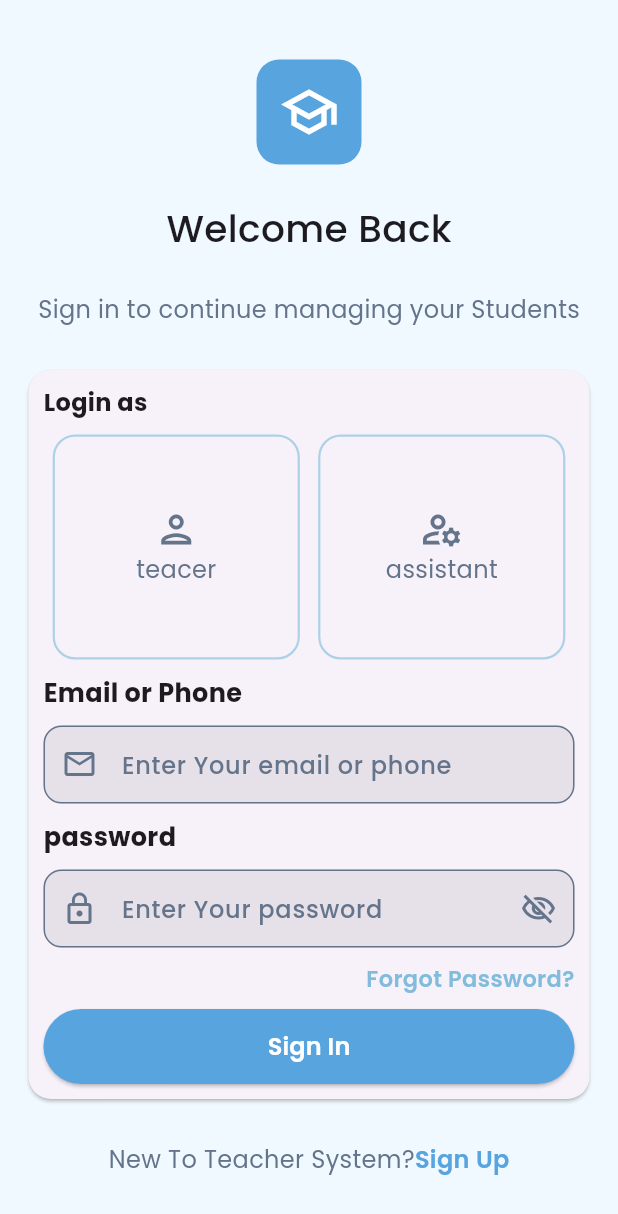
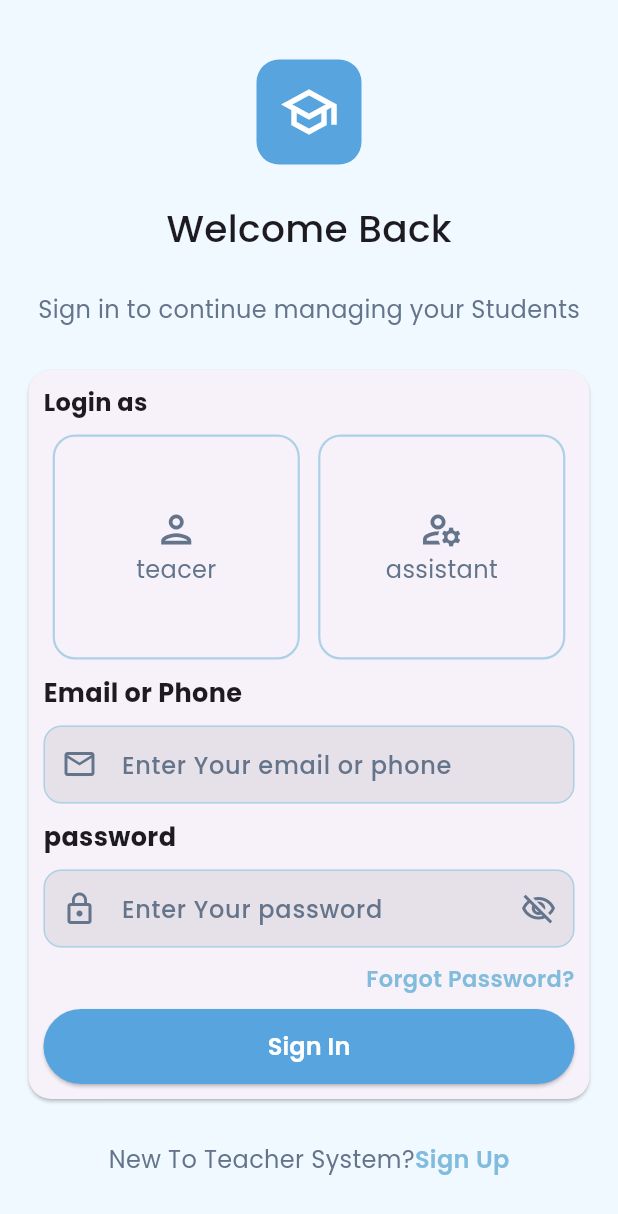
Before and after one commit to amrelmaadawy/teacher-system, a Flutter app: the screen it shows after launch, on a phone screen of 412 x 824 dp. Shown: the top 1214 px of the screen. Run offline on Flutter 3.47's test engine with Material 3 defaults, Android fonts, the phone set to English and light mode, and no system bars.

Commit message:
make file to the colors  to be reusable and store it in utils

```diff
--- /dev/null
+++ b/lib/core/utils/app_colors.dart
@@ -0,0 +1,8 @@
+import 'package:flutter/material.dart';
+
+final lightScaffoldcolor = Color(0xfff0f9ff);
+final lightBottonColor = Color(0xff57a4df);
+final lightSubTextColor = Color(0xff64748b);
+final lightTextBottonColor = Color(0xff82bcdd);
+final lightBordersColor = Color(0xffadd1e6);
+final lightWhiteColor = Colors.white;
--- a/lib/features/auth/presentation/views/login_view.dart
+++ b/lib/features/auth/presentation/views/login_view.dart
@@ -1,4 +1,5 @@
 import 'package:flutter/material.dart';
+import 'package:teacher_system/core/utils/app_colors.dart';
 import 'package:teacher_system/features/auth/presentation/widgets/custom_login_person.dart';
 import 'package:teacher_system/features/auth/presentation/widgets/custom_text_form_field.dart';
 
@@ -16,7 +17,6 @@ class _LoginViewState extends State<LoginView> {
   @override
   Widget build(BuildContext context) {
     return Scaffold(
-      backgroundColor: Color(0xfff0f9ff),
       body: SafeArea(
         child: Center(
           child: Padding(
@@ -28,12 +28,12 @@ class _LoginViewState extends State<LoginView> {
                   width: 70,
                   height: 70,
                   decoration: BoxDecoration(
-                    color: Color(0xff57a4df),
+                    color: lightBottonColor,
                     borderRadius: BorderRadius.circular(15),
                   ),
                   child: Icon(
                     Icons.school_outlined,
-                    color: Colors.white,
+                    color: lightWhiteColor,
                     size: 40,
                   ),
                 ),
@@ -44,7 +44,7 @@ class _LoginViewState extends State<LoginView> {
                 Text(
                   'Sign in to continue managing your Students',
 
-                  style: TextStyle(fontSize: 16, color: Color(0xff64748b)),
+                  style: TextStyle(fontSize: 16, color: lightSubTextColor),
                 ),
                 Card(
                   shape: RoundedRectangleBorder(
@@ -81,7 +81,7 @@ class _LoginViewState extends State<LoginView> {
                         CustomTextFormField(
                           prefixIcon: Icon(
                             Icons.email_outlined,
-                            color: Color(0xff64748b),
+                            color: lightSubTextColor,
                           ),
                           controller: emailController,
                           text: 'Email or Phone',
@@ -96,11 +96,11 @@ class _LoginViewState extends State<LoginView> {
                           obscureText: true,
                           suffixIcon: Icon(
                             Icons.visibility_off_outlined,
-                            color: Color(0xff64748b),
+                            color: lightSubTextColor,
                           ),
                           prefixIcon: Icon(
                             Icons.lock_outline,
-                            color: Color(0xff64748b),
+                            color: lightSubTextColor,
                           ),
                           controller: passwordController,
                           text: 'password',
@@ -117,7 +117,7 @@ class _LoginViewState extends State<LoginView> {
                           child: Text(
                             'Forgot Password?',
                             style: TextStyle(
-                              color: Color(0xff82bcdd),
+                              color: lightTextBottonColor,
                               fontWeight: FontWeight.w600,
                               fontSize: 15,
                             ),
@@ -130,12 +130,12 @@ class _LoginViewState extends State<LoginView> {
                           child: ElevatedButton(
                             onPressed: () {},
                             style: ElevatedButton.styleFrom(
-                              backgroundColor: Color(0xff57a4df),
+                              backgroundColor: lightBottonColor,
                             ),
                             child: Text(
                               'Sign In',
                               style: TextStyle(
-                                color: Colors.white,
+                                color: lightWhiteColor,
                                 fontWeight: FontWeight.w600,
                                 fontSize: 16,
                               ),
@@ -152,12 +152,12 @@ class _LoginViewState extends State<LoginView> {
                   children: [
                     Text(
                       'New To Teacher System?',
-                      style: TextStyle(color: Color(0xff64748b), fontSize: 16),
+                      style: TextStyle(color: lightSubTextColor, fontSize: 16),
                     ),
                     Text(
                       'Sign Up',
                       style: TextStyle(
-                        color: Color(0xff57a4df),
+                        color: lightTextBottonColor,
                         fontWeight: FontWeight.w600,
                         fontSize: 16,
                       ),
--- a/lib/features/auth/presentation/widgets/custom_login_person.dart
+++ b/lib/features/auth/presentation/widgets/custom_login_person.dart
@@ -1,4 +1,5 @@
 import 'package:flutter/material.dart';
+import 'package:teacher_system/core/utils/app_colors.dart';
 
 class CutsomLoginPerson extends StatelessWidget {
   const CutsomLoginPerson({super.key, required this.title, required this.icon});
@@ -11,16 +12,13 @@ class CutsomLoginPerson extends StatelessWidget {
       height: 150,
       decoration: BoxDecoration(
         borderRadius: BorderRadius.circular(15),
-        border: Border.all(color: Color(0xffadd1e6), width: 1.5),
+        border: Border.all(color: lightBordersColor, width: 1.5),
       ),
       child: Column(
         mainAxisAlignment: MainAxisAlignment.center,
         children: [
-          Icon(icon, color: Color(0xff64748b), size: 30),
-          Text(
-            title,
-            style: TextStyle(color: Color(0xff64748b), fontSize: 16),
-          ),
+          Icon(icon, color: lightSubTextColor, size: 30),
+          Text(title, style: TextStyle(color: lightSubTextColor, fontSize: 16)),
         ],
       ),
     );
--- a/lib/features/auth/presentation/widgets/custom_text_form_field.dart
+++ b/lib/features/auth/presentation/widgets/custom_text_form_field.dart
@@ -1,4 +1,5 @@
 import 'package:flutter/material.dart';
+import 'package:teacher_system/core/utils/app_colors.dart';
 
 class CustomTextFormField extends StatelessWidget {
   const CustomTextFormField({
@@ -23,7 +24,6 @@ class CustomTextFormField extends StatelessWidget {
   final bool obscureText;
   @override
   Widget build(BuildContext context) {
-    final isDark = Theme.of(context).brightness == Brightness.dark;
 
     return Column(
       crossAxisAlignment: CrossAxisAlignment.start,
@@ -31,18 +31,17 @@ class CustomTextFormField extends StatelessWidget {
         Text(text, style: TextStyle(fontSize: 17, fontWeight: FontWeight.bold)),
         SizedBox(height: 10),
         TextFormField(
-
           obscureText: obscureText,
           controller: controller,
           validator: validator,
           keyboardType: keyboardType,
-          cursorColor: Color(0xff57a4df),
+          cursorColor: lightBottonColor,
           decoration: InputDecoration(
             prefixIcon: prefixIcon,
             suffixIcon: suffixIcon,
             labelText: labelText,
             labelStyle: TextStyle(
-              color: Color(0xff64748b),
+              color: lightSubTextColor,
               fontWeight: FontWeight.w500,
             ),
             filled: true,
@@ -53,13 +52,11 @@ class CustomTextFormField extends StatelessWidget {
             border: OutlineInputBorder(borderRadius: BorderRadius.circular(12)),
             enabledBorder: OutlineInputBorder(
               borderRadius: BorderRadius.circular(12),
-              borderSide: BorderSide(color: Color(0xff64748b)),
+              borderSide: BorderSide(color: lightBordersColor),
             ),
             focusedBorder: OutlineInputBorder(
               borderRadius: BorderRadius.circular(12),
-              borderSide: BorderSide(
-                color: isDark ? Colors.black : Colors.white,
-              ),
+              borderSide: BorderSide(color: lightBordersColor),
             ),
           ),
         ),
--- a/lib/l10n/intl_en.arb
+++ b/lib/l10n/intl_en.arb
@@ -1,3 +1,4 @@
 {
     "@@locale": ""
+
 }
--- a/lib/main.dart
+++ b/lib/main.dart
@@ -1,4 +1,5 @@
 import 'package:flutter/material.dart';
+import 'package:teacher_system/core/utils/app_colors.dart';
 import 'package:teacher_system/features/auth/presentation/views/login_view.dart';
 
 void main() {
@@ -11,7 +12,7 @@ class MyApp extends StatelessWidget {
   @override
   Widget build(BuildContext context) {
     return MaterialApp(
-      theme: ThemeData(fontFamily: 'Poppins'),
+      theme: ThemeData(fontFamily: 'Poppins',scaffoldBackgroundColor:lightScaffoldcolor),
       debugShowCheckedModeBanner: false,
       home: LoginView(),
 
```
